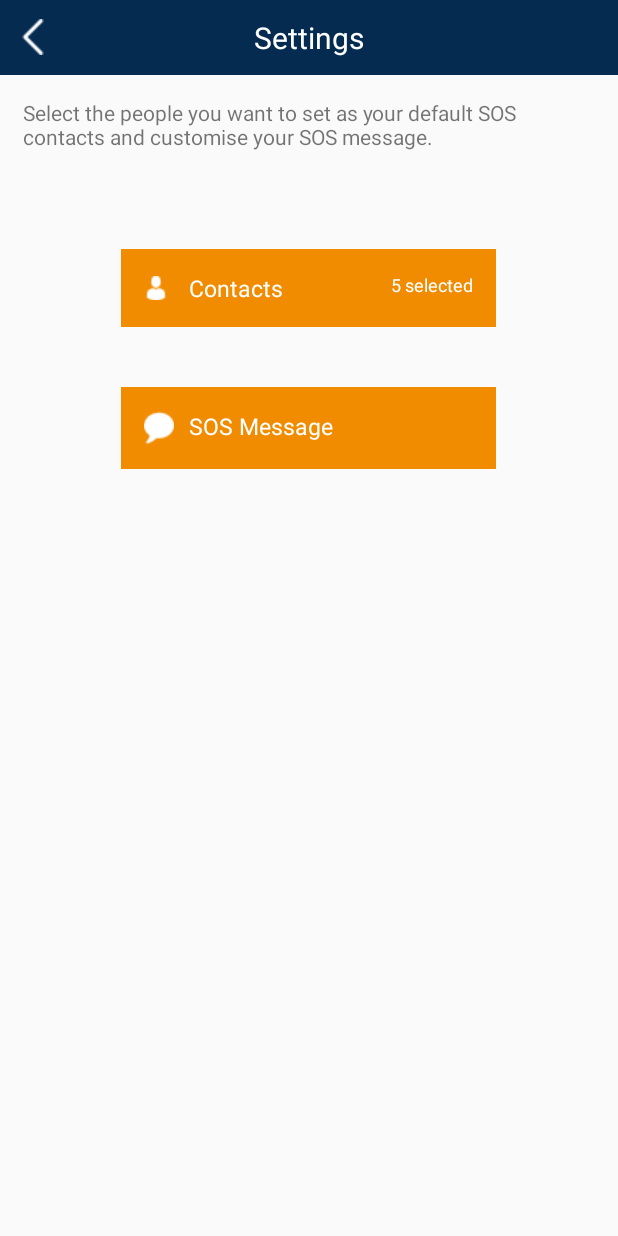
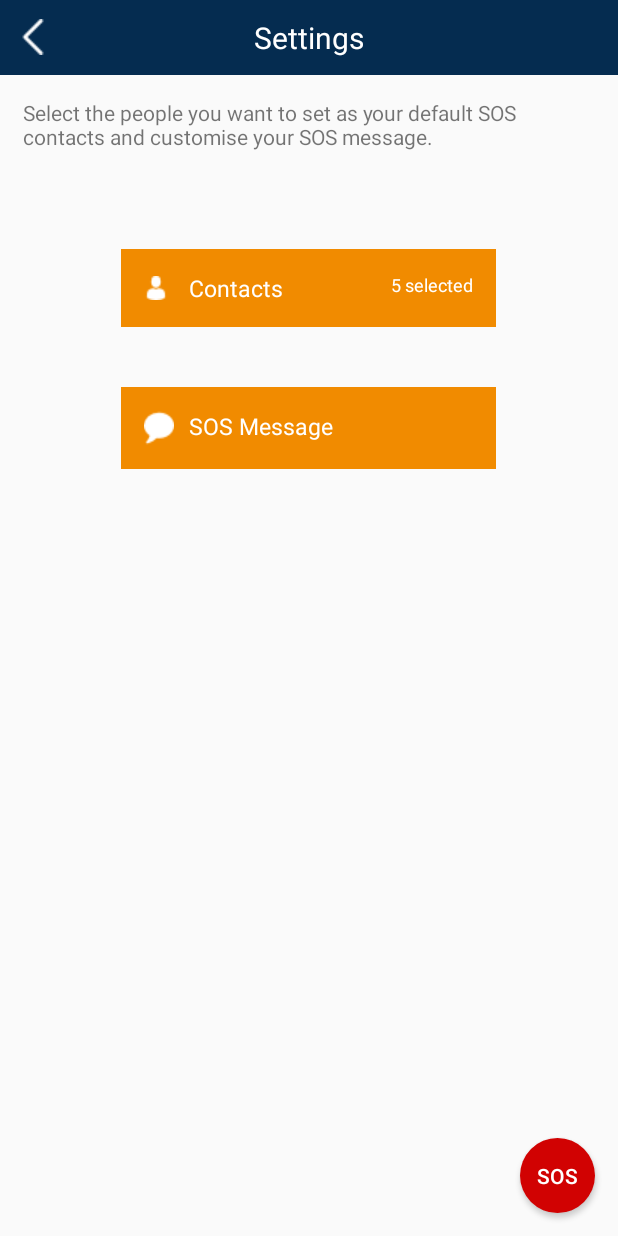
Before and after one commit to jade-yu/Ready-Set-GO, an Android app: the SettingsActivity screen opened directly, with no data from a screen before it, on a phone screen of 412 x 824 dp. Run offline under Robolectric (Android 15) with nearby library versions, the phone set to English and light mode, and no system bars.

Commit message:
Added SOS button

```diff
--- a/app/src/main/AndroidManifest.xml
+++ b/app/src/main/AndroidManifest.xml
@@ -18,7 +18,7 @@
         </activity>
         <activity android:name=".GoBagActivity" />
         <activity android:name=".SettingsActivity" />
-        <activity android:name=".SOSMessageActivity"></activity>
+        <activity android:name=".SOSMessageActivity" />
     </application>
 
 </manifest>
--- a/app/src/main/java/ph/edu/dlsu/uhack/SettingsActivity.java
+++ b/app/src/main/java/ph/edu/dlsu/uhack/SettingsActivity.java
@@ -4,6 +4,7 @@ import android.content.Intent;
 import android.support.v7.app.AppCompatActivity;
 import android.os.Bundle;
 import android.view.View;
+import android.widget.Button;
 import android.widget.ImageView;
 import android.widget.RelativeLayout;
 import android.widget.TextView;
@@ -13,11 +14,21 @@ public class SettingsActivity extends AppCompatActivity {
     ImageView ivBack, ivContacts, ivMessage;
     RelativeLayout rlContacts, rlMessage;
     TextView tvSelected;
+    Button btnSOS;
 
     @Override
     protected void onCreate(Bundle savedInstanceState) {
         super.onCreate(savedInstanceState);
         setContentView(R.layout.activity_settings);
+        btnSOS = findViewById(R.id.btn_sos);
+        btnSOS.setOnClickListener(new View.OnClickListener() {
+            @Override
+            public void onClick(View view) {
+                Intent i = new Intent();
+                i.setAction(Intent.ACTION_CALL);
+                i.setClass(getBaseContext(), SOSMessageActivity.class);
+            }
+        });
 
         ivBack = findViewById(R.id.iv_back);
         ivBack.setOnClickListener(new View.OnClickListener() {
--- /dev/null
+++ b/app/src/main/res/drawable-v24/round_button.xml
@@ -0,0 +1,14 @@
+<layer-list xmlns:android="http://schemas.android.com/apk/res/android">
+
+    <item>
+        <shape android:shape="oval">
+            <solid android:color="#d10202"/>
+            <size android:width="10dp" android:height="10dp"/>
+        </shape>
+    </item>
+    <!--<item android:drawable="@drawable/bell"
+        android:bottom="12dp"
+        android:left="12dp"
+        android:right="12dp"
+        android:top="12dp"/>-->
+</layer-list>
--- a/app/src/main/res/layout/activity_settings.xml
+++ b/app/src/main/res/layout/activity_settings.xml
@@ -111,4 +111,15 @@
 
     </LinearLayout>
 
+    <Button
+        android:id="@+id/btn_sos"
+        android:layout_width="50dp"
+        android:layout_height="50dp"
+        android:layout_alignParentRight="true"
+        android:layout_alignParentBottom="true"
+        android:background="@drawable/round_button"
+        android:text="SOS"
+        android:textColor="#ffffff"
+        android:layout_margin="15dp" />
+
 </RelativeLayout>
```
Also changed, not shown: app/src/main/res/layout/activity_go_bag.xml (+11 -0 lines), app/src/main/res/layout/activity_sosmessage.xml (+11 -0 lines).
